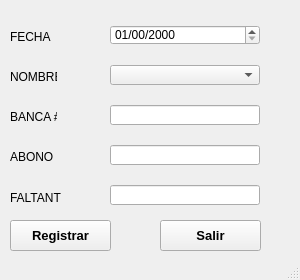
Before: the Qt Designer form MiniNomina/FrmDesign/Faltantes.ui in CodeDrTech/DevelopPython, drawn with Qt 5.
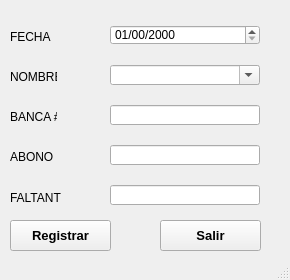
After: the same form once the commit is applied.

```diff
--- a/MiniNomina/FrmDesign/Faltantes.ui
+++ b/MiniNomina/FrmDesign/Faltantes.ui
@@ -9,7 +9,7 @@
    <rect>
     <x>0</x>
     <y>0</y>
-    <width>300</width>
+    <width>290</width>
     <height>280</height>
    </rect>
   </property>
@@ -174,6 +174,9 @@
       <height>20</height>
      </rect>
     </property>
+    <property name="editable">
+     <bool>true</bool>
+    </property>
    </widget>
   </widget>
   <widget class="QStatusBar" name="statusbar"/>
```
